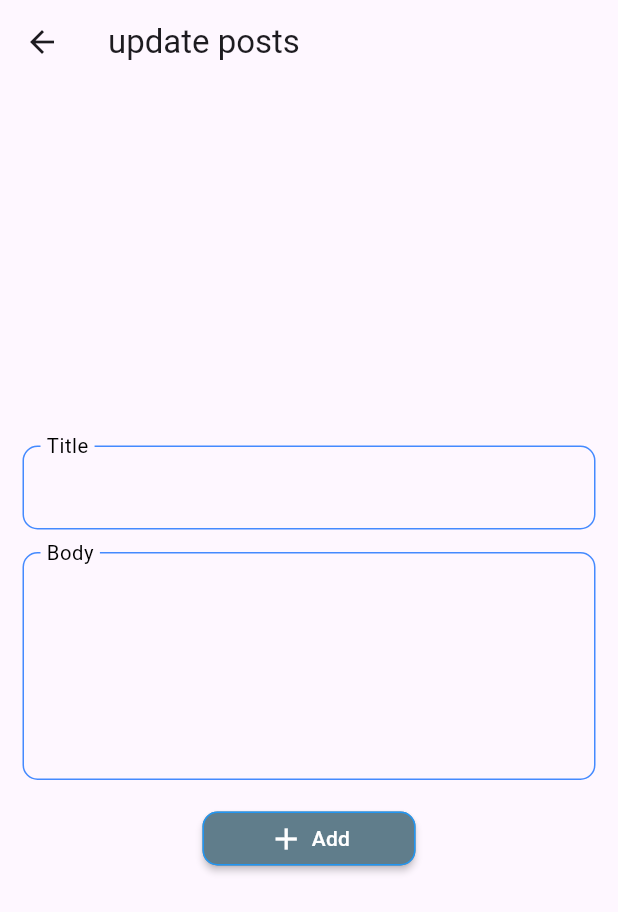
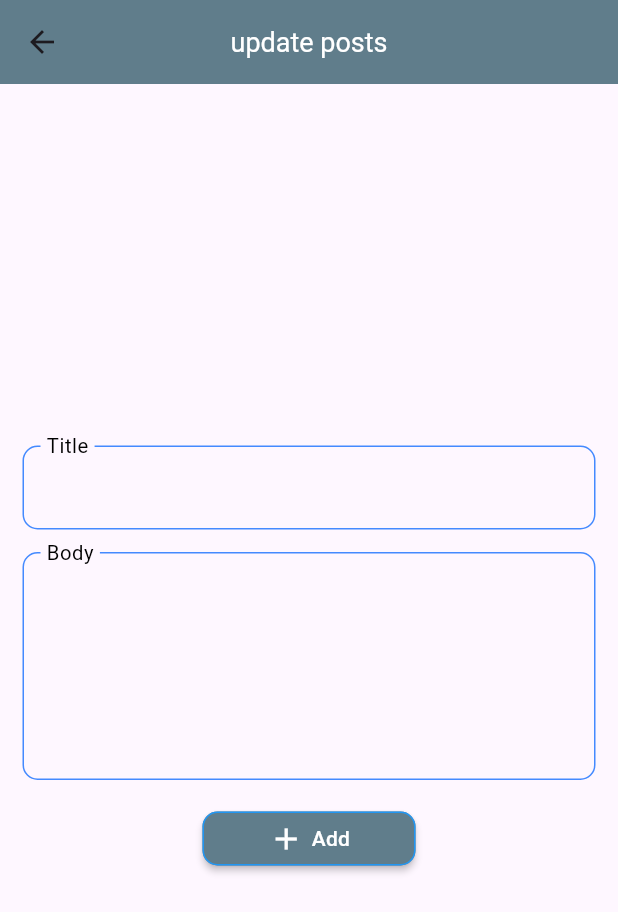
Before and after one commit to MohamedSaadB/flutter_posts_clean_arch_bloc, a Flutter app: the screen it shows after launch, after a tap on the "add" icon, on a phone screen of 412 x 824 dp. Shown: the top 912 px of the screen. Run offline on Flutter 3.47's test engine with Material 3 defaults, Android fonts, the phone set to English and light mode, and no system bars; our stand-ins replace bloc, dartz, equatable, flutter_bloc, get_it, internet_connection_checker and 1 more; network calls fail.

Commit message:
update post

```diff
--- a/lib/core/app_theme.dart
+++ b/lib/core/app_theme.dart
@@ -1,3 +1,13 @@
 import 'package:flutter/material.dart';
 
-final ThemeData themeData = ThemeData();
+final ThemeData themeData = ThemeData(
+  appBarTheme: AppBarTheme(
+    backgroundColor: Colors.blueGrey,
+    titleTextStyle: TextStyle(color: Colors.white,fontSize:18),
+    centerTitle: true,
+  ),
+  floatingActionButtonTheme: FloatingActionButtonThemeData(
+    backgroundColor: Colors.blueGrey,
+    foregroundColor: Colors.white
+  )
+);
--- a/lib/features/posts/presentation/pages/add_update_delete_screen.dart
+++ b/lib/features/posts/presentation/pages/add_update_delete_screen.dart
@@ -1,16 +1,15 @@
 import 'package:flutter/material.dart';
 import 'package:flutter_bloc/flutter_bloc.dart';
 import 'package:posts_app_clean_arch_bloc/core/utils/show_snak_bar.dart';
+import 'package:posts_app_clean_arch_bloc/features/posts/domain/entities/post.dart';
 import 'package:posts_app_clean_arch_bloc/features/posts/presentation/bloc/add_update_delete_posts/add_update_delete_bloc.dart';
 import 'package:posts_app_clean_arch_bloc/features/posts/presentation/pages/posts_screen.dart';
-import 'package:posts_app_clean_arch_bloc/features/posts/presentation/widgets/update_delete/add_delete_button.dart';
 import 'package:posts_app_clean_arch_bloc/features/posts/presentation/widgets/update_delete/form_widget.dart';
-import 'package:posts_app_clean_arch_bloc/features/posts/presentation/widgets/update_delete/text_feild_widget.dart';
 
 class AddUpdateDeleteScreen extends StatelessWidget {
-
+  final Post? post ;
   final bool isUpdate ;
-  const AddUpdateDeleteScreen({super.key,this.isUpdate=true});
+  const AddUpdateDeleteScreen({super.key,this.isUpdate=true,this.post});
 
 
   @override
@@ -37,7 +36,7 @@ class AddUpdateDeleteScreen extends StatelessWidget {
           if(state is LoadingAddUpdateDeleteState){
             return Center(child: CircularProgressIndicator(color: Colors.blue,),);
           }
-          return FormWidget(isUpdate:false);
+          return FormWidget(isUpdate:isUpdate,post: post,);
 
         },
         );
--- a/lib/features/posts/presentation/pages/posts_screen.dart
+++ b/lib/features/posts/presentation/pages/posts_screen.dart
@@ -23,11 +23,12 @@ class PostsScreen extends StatelessWidget {
 
 Widget _buildFloatingActionButton(BuildContext context) {
   return FloatingActionButton(
-      backgroundColor: Colors.blue,
+      backgroundColor: Colors.blueGrey,
       onPressed: (){
-        Navigator.of(context).push(MaterialPageRoute(builder: (_)=>AddUpdateDeleteScreen(isUpdate: true,)));
+        Navigator.of(context).push
+          (MaterialPageRoute(builder: (_)=>AddUpdateDeleteScreen(isUpdate: false,)));
       },
-      child: Icon(Icons.add),
+      child: Icon(Icons.add,color: Colors.white,),
       );
 }
 
--- a/lib/features/posts/presentation/widgets/posts/post_list_widget.dart
+++ b/lib/features/posts/presentation/widgets/posts/post_list_widget.dart
@@ -2,6 +2,8 @@
 
 import 'package:flutter/material.dart';
 import 'package:posts_app_clean_arch_bloc/features/posts/domain/entities/post.dart';
+
+import '../../pages/add_update_delete_screen.dart';
 
 class PostListWidget extends StatelessWidget {
   final List<Post> posts ;
@@ -13,10 +15,17 @@ class PostListWidget extends StatelessWidget {
     return ListView.separated(
           itemCount: posts.length,
           itemBuilder: (context,index){
-            return ListTile(
-              leading: Text(posts[index].id.toString()),
-              title: Text(posts[index].title),
-              contentPadding: EdgeInsets.all(5),
+            return InkWell(
+              onTap: (){
+                Navigator.of(context).push
+                  (MaterialPageRoute(builder: (_)=>
+                    AddUpdateDeleteScreen(isUpdate: true,post: posts[index],)));
+              },
+              child: ListTile(
+                leading: Text(posts[index].id.toString()),
+                title: Text(posts[index].title),
+                contentPadding: EdgeInsets.all(5),
+              ),
             );
           },
        separatorBuilder: (context,index){
--- a/lib/main.dart
+++ b/lib/main.dart
@@ -45,6 +45,7 @@ class _MyHomePageState extends State<MyHomePage> {
 
     ],
         child:MaterialApp(
+            theme: themeData,
             debugShowCheckedModeBanner: false,
             title: 'Posts App',
             home: PostsScreen()));
```
